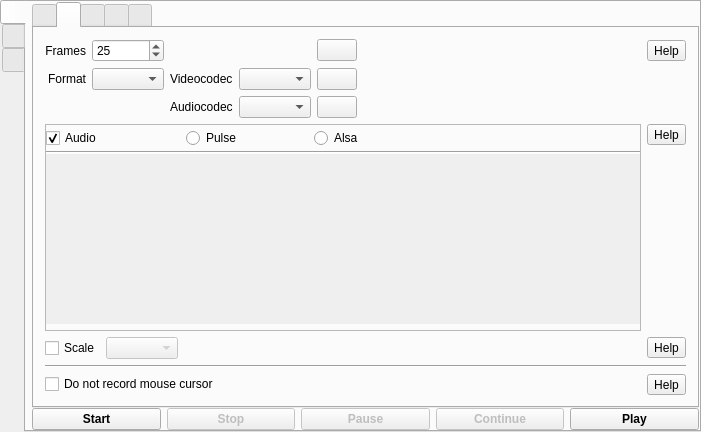
First picture: the form in src/mainwindow.ui, repository vkohaupt/vokoscreenNG, before the edit.
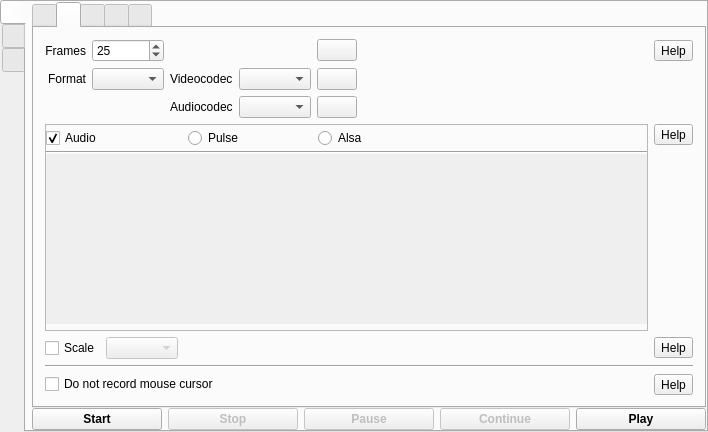
Second picture: the form after the edit. The open tabs and pages were chosen to show the change. Icons and pictures are not drawn.

```diff
--- a/src/mainwindow.ui
+++ b/src/mainwindow.ui
@@ -6,7 +6,7 @@
    <rect>
     <x>0</x>
     <y>0</y>
-    <width>701</width>
+    <width>708</width>
     <height>432</height>
    </rect>
   </property>
@@ -671,7 +671,7 @@
                      <rect>
                       <x>0</x>
                       <y>0</y>
-                      <width>502</width>
+                      <width>509</width>
                       <height>81</height>
                      </rect>
                     </property>
```
Left out of the diff: 4 changed lines with no effect on the pictures.
